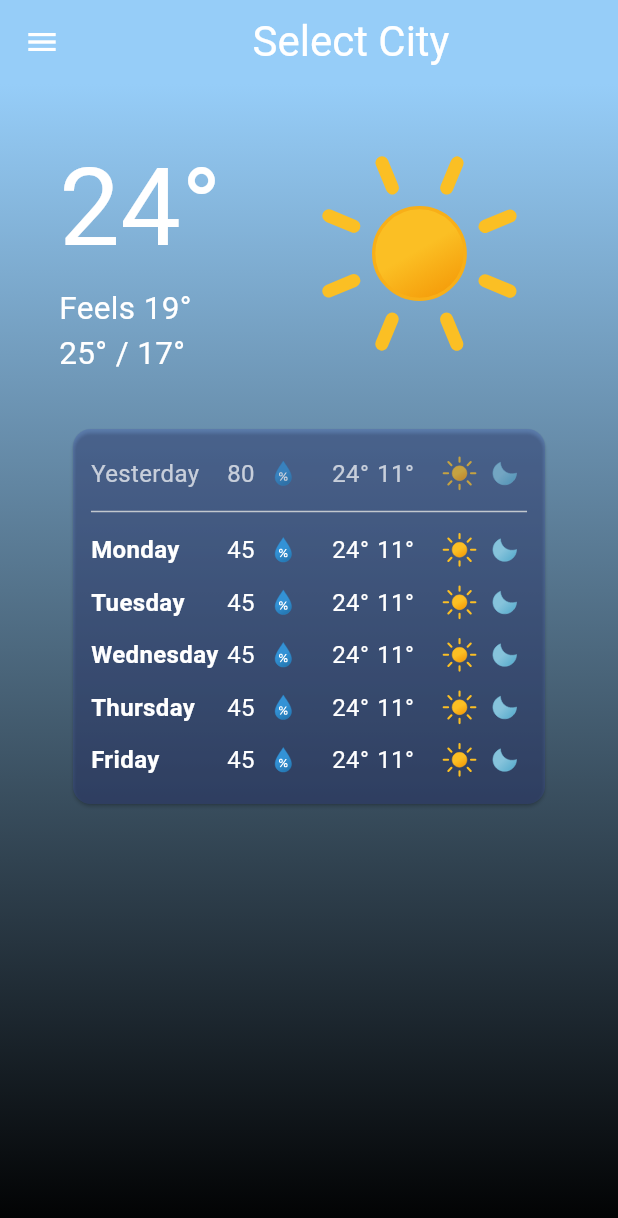
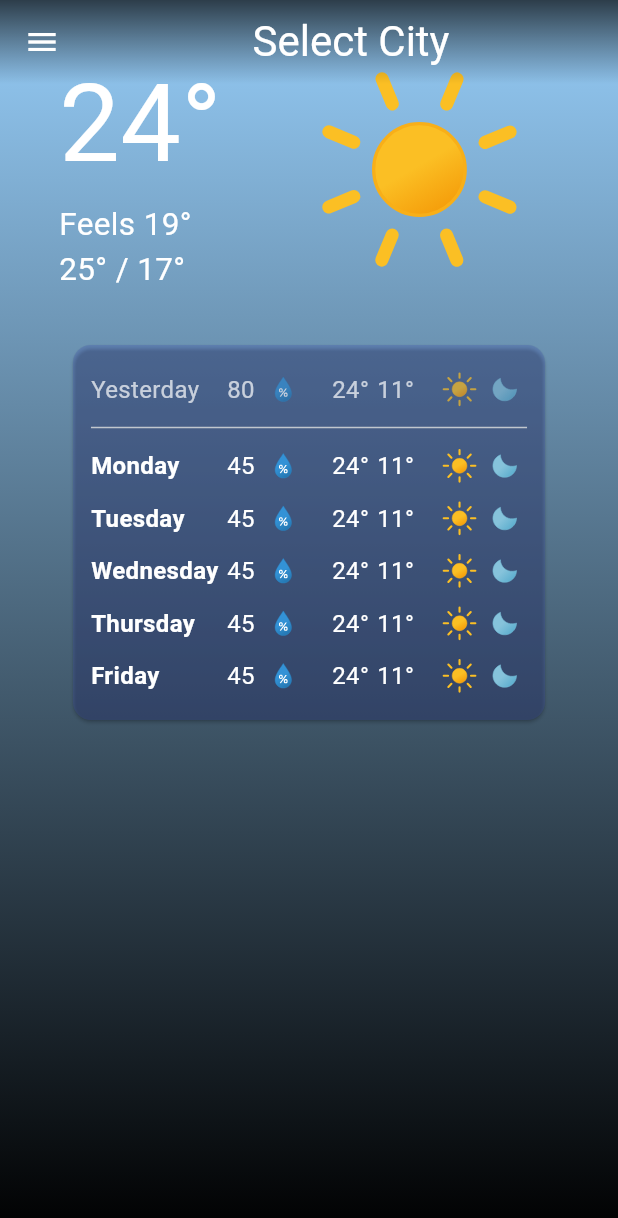
Before and after one commit to myavuzokumus/LightweightWeatherApp, a Flutter app: the screen it shows after launch, on a phone screen of 412 x 824 dp. Shown: the top 1218 px of the screen. Run offline on Flutter 3.47's test engine with Material 2 defaults, Android fonts, the light colour scheme and no system bars; our stand-ins replace flutter_screenutil, hive, hive_flutter, lottie; accounts and stored records are empty.

Commit message:
AppBar Adjusted

```diff
--- a/lib/pages/main_page.dart
+++ b/lib/pages/main_page.dart
@@ -28,12 +28,19 @@ class _WeatherHomePageState extends State<WeatherHomePage> {
     //TODO: Web & Desktop incompatiblity will be fixed.
 
     return Scaffold(
+        extendBodyBehindAppBar: true,
         backgroundColor: Theme.of(context).colorScheme.inversePrimary,
         appBar: AppBar(
-          // TRY THIS: Try changing the color here to a specific color (to
-          // Colors.amber, perhaps?) and trigger a hot reload to see the AppBar
-          // change color while the other colors stay the same.
+          flexibleSpace: Container (
+            decoration: BoxDecoration (
+              gradient: LinearGradient (
+                  begin: Alignment.topCenter,
+                  end: Alignment.bottomCenter,
+                  colors: <Color> [Colors.black.withOpacity(0.7), Colors.transparent]),
+            ),
+          ),
           backgroundColor: Colors.transparent,
+          surfaceTintColor: Colors.transparent,
           // Here we take the value from the MyHomePage object that was created by
           // the App.build method, and use it to set our appbar title.
           title: Center(child: Text(lastSelectedCity)),
@@ -170,7 +177,6 @@ class InfoCard extends StatelessWidget {
             height: 250,
             padding: const EdgeInsets.all(12),
             child: Column(
-              mainAxisAlignment: MainAxisAlignment.center,
               children: [
                 Opacity(
                   opacity: 0.7,
@@ -196,6 +202,9 @@ class InfoCard extends StatelessWidget {
                 ),
                 const Divider(),
                 Expanded(
+                  child: MediaQuery.removePadding(
+                    context: context,
+                    removeTop: true,
                     child: ListView.builder(
                       shrinkWrap: true,
                       physics: const NeverScrollableScrollPhysics(),
@@ -237,6 +246,7 @@ class InfoCard extends StatelessWidget {
                       },
                     ),
                   ),
+                ),
               ],
             ),
           ),
```
Lines whose indentation alone changed are shown as unchanged.
